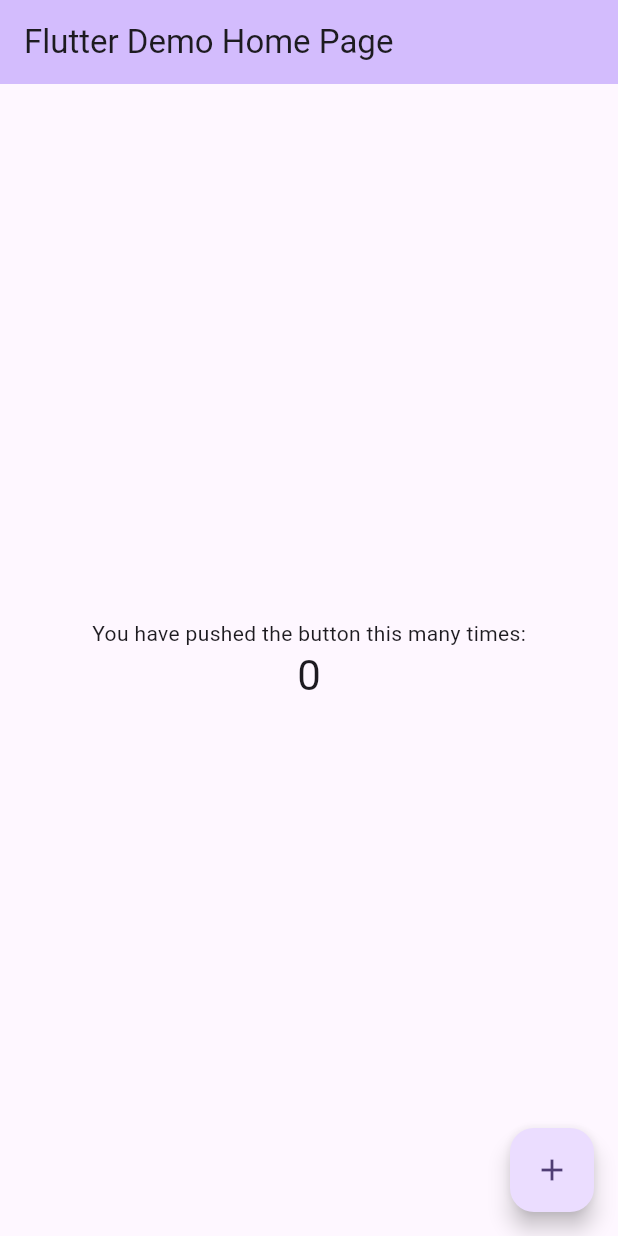
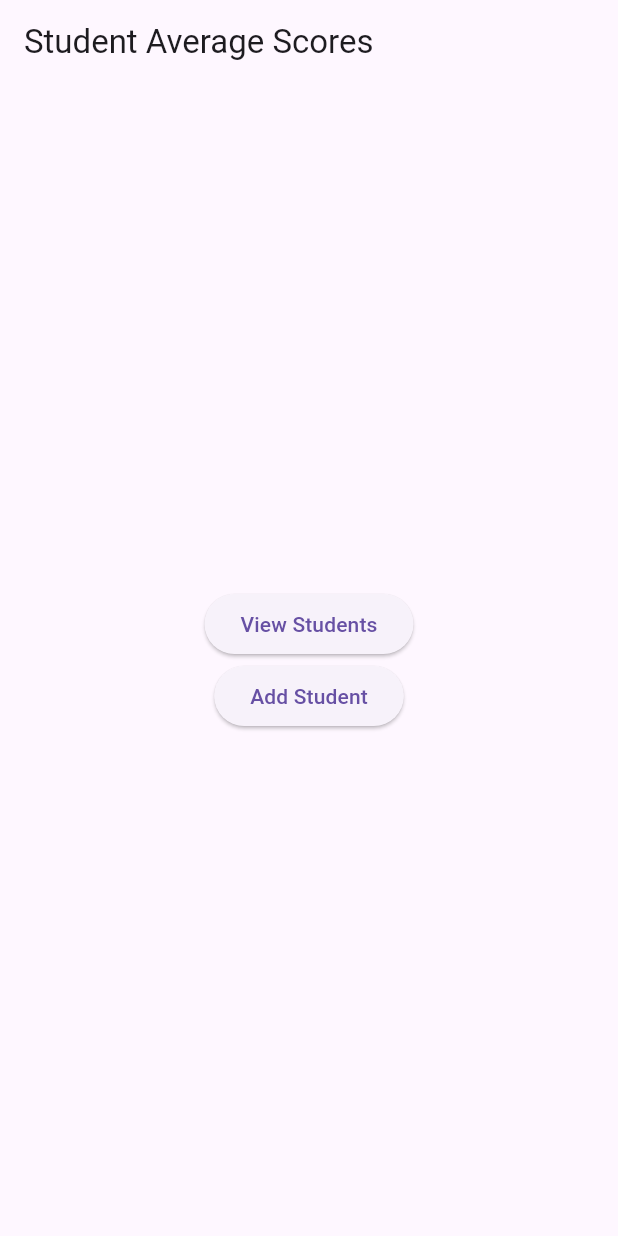
Before and after one commit to a1rzayev/ufazstats, a Flutter app: the screen it shows after launch, on a phone screen of 412 x 824 dp. Run offline on Flutter 3.47's test engine with Material 3 defaults, Android fonts, the light colour scheme and no system bars.

Commit message:
add home_screen

```diff
--- a/lib/main.dart
+++ b/lib/main.dart
@@ -1,125 +1,22 @@
 import 'package:flutter/material.dart';
+import 'screens/home_screen.dart';
 
 void main() {
-  runApp(const MyApp());
+  runApp(MyApp());
 }
 
 class MyApp extends StatelessWidget {
-  const MyApp({super.key});
-
-  // This widget is the root of your application.
   @override
   Widget build(BuildContext context) {
     return MaterialApp(
-      title: 'Flutter Demo',
+      title: 'Student App',
       theme: ThemeData(
-        // This is the theme of your application.
-        //
-        // TRY THIS: Try running your application with "flutter run". You'll see
-        // the application has a purple toolbar. Then, without quitting the app,
-        // try changing the seedColor in the colorScheme below to Colors.green
-        // and then invoke "hot reload" (save your changes or press the "hot
-        // reload" button in a Flutter-supported IDE, or press "r" if you used
-        // the command line to start the app).
-        //
-        // Notice that the counter didn't reset back to zero; the application
-        // state is not lost during the reload. To reset the state, use hot
-        // restart instead.
-        //
-        // This works for code too, not just values: Most code changes can be
-        // tested with just a hot reload.
-        colorScheme: ColorScheme.fromSeed(seedColor: Colors.deepPurple),
-        useMaterial3: true,
+        primarySwatch: Colors.blue,
       ),
-      home: const MyHomePage(title: 'Flutter Demo Home Page'),
+      initialRoute: '/',
+      routes: {
+        '/': (context) => HomeScreen()
+      },
     );
   }
 }
-
-class MyHomePage extends StatefulWidget {
-  const MyHomePage({super.key, required this.title});
-
-  // This widget is the home page of your application. It is stateful, meaning
-  // that it has a State object (defined below) that contains fields that affect
-  // how it looks.
-
-  // This class is the configuration for the state. It holds the values (in this
-  // case the title) provided by the parent (in this case the App widget) and
-  // used by the build method of the State. Fields in a Widget subclass are
-  // always marked "final".
-
-  final String title;
-
-  @override
-  State<MyHomePage> createState() => _MyHomePageState();
-}
-
-class _MyHomePageState extends State<MyHomePage> {
-  int _counter = 0;
-
-  void _incrementCounter() {
-    setState(() {
-      // This call to setState tells the Flutter framework that something has
-      // changed in this State, which causes it to rerun the build method below
-      // so that the display can reflect the updated values. If we changed
-      // _counter without calling setState(), then the build method would not be
-      // called again, and so nothing would appear to happen.
-      _counter++;
-    });
-  }
-
-  @override
-  Widget build(BuildContext context) {
-    // This method is rerun every time setState is called, for instance as done
-    // by the _incrementCounter method above.
-    //
-    // The Flutter framework has been optimized to make rerunning build methods
-    // fast, so that you can just rebuild anything that needs updating rather
-    // than having to individually change instances of widgets.
-    return Scaffold(
-      appBar: AppBar(
-        // TRY THIS: Try changing the color here to a specific color (to
-        // Colors.amber, perhaps?) and trigger a hot reload to see the AppBar
-        // change color while the other colors stay the same.
-        backgroundColor: Theme.of(context).colorScheme.inversePrimary,
-        // Here we take the value from the MyHomePage object that was created by
-        // the App.build method, and use it to set our appbar title.
-        title: Text(widget.title),
-      ),
-      body: Center(
-        // Center is a layout widget. It takes a single child and positions it
-        // in the middle of the parent.
-        child: Column(
-          // Column is also a layout widget. It takes a list of children and
-          // arranges them vertically. By default, it sizes itself to fit its
-          // children horizontally, and tries to be as tall as its parent.
-          //
-          // Column has various properties to control how it sizes itself and
-          // how it positions its children. Here we use mainAxisAlignment to
-          // center the children vertically; the main axis here is the vertical
-          // axis because Columns are vertical (the cross axis would be
-          // horizontal).
-          //
-          // TRY THIS: Invoke "debug painting" (choose the "Toggle Debug Paint"
-          // action in the IDE, or press "p" in the console), to see the
-          // wireframe for each widget.
-          mainAxisAlignment: MainAxisAlignment.center,
-          children: <Widget>[
-            const Text(
-              'You have pushed the button this many times:',
-            ),
-            Text(
-              '$_counter',
-              style: Theme.of(context).textTheme.headlineMedium,
-            ),
-          ],
-        ),
-      ),
-      floatingActionButton: FloatingActionButton(
-        onPressed: _incrementCounter,
-        tooltip: 'Increment',
-        child: const Icon(Icons.add),
-      ), // This trailing comma makes auto-formatting nicer for build methods.
-    );
-  }
-}
--- /dev/null
+++ b/lib/screens/home_screen.dart
@@ -0,0 +1,31 @@
+import 'package:flutter/material.dart';
+
+class HomeScreen extends StatelessWidget {
+  @override
+  Widget build(BuildContext context) {
+    return Scaffold(
+      appBar: AppBar(
+        title: Text('Student Average Scores'),
+      ),
+      body: Center(
+        child: Column(
+          mainAxisAlignment: MainAxisAlignment.center,
+          children: [
+            ElevatedButton(
+              onPressed: () {
+                Navigator.pushNamed(context, '/students');
+              },
+              child: Text('View Students'),
+            ),
+            ElevatedButton(
+              onPressed: () {
+                Navigator.pushNamed(context, '/add_student');
+              },
+              child: Text('Add Student'),
+            ),
+          ],
+        ),
+      ),
+    );
+  }
+}
```
